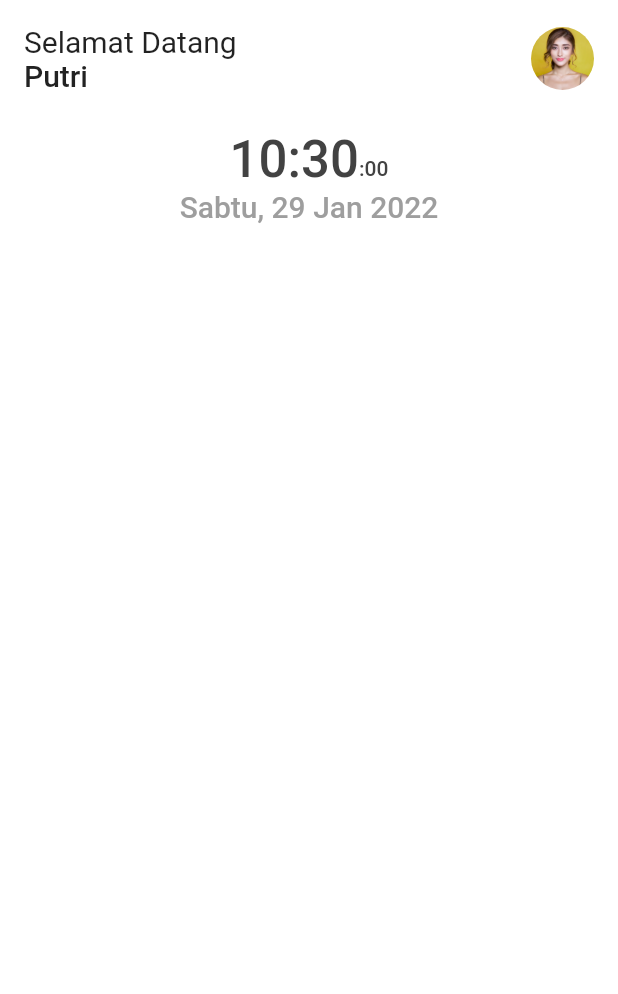
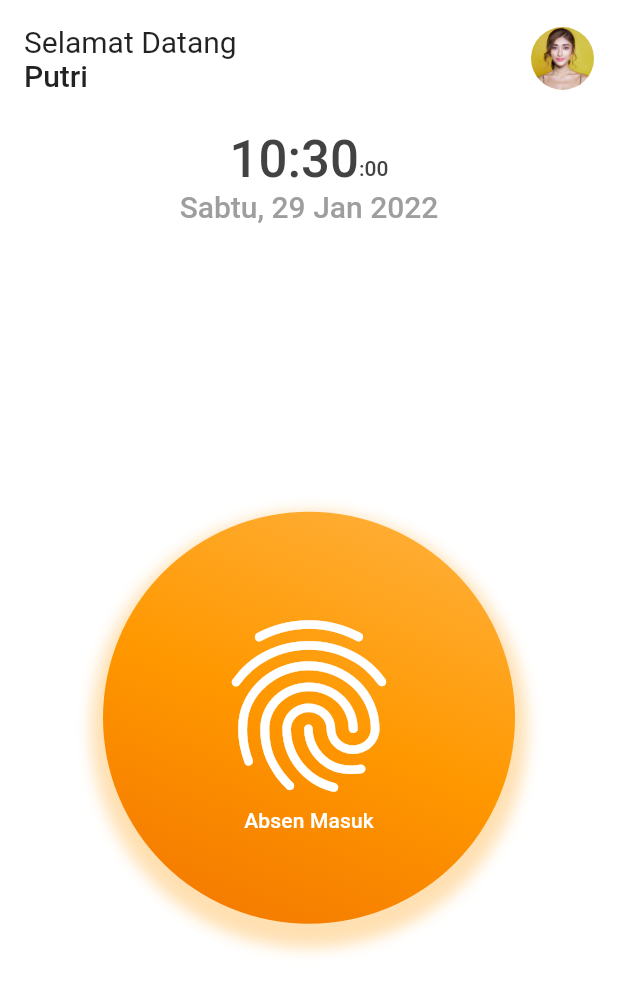
Before and after one commit to CoderJava/flutter-demo-value-listenable-builder, a Flutter app: the screen it shows after launch, on a phone screen of 412 x 824 dp. Shown: the top 994 px of the screen. Run offline on Flutter 3.47's test engine with Material 2 defaults, Android fonts, the phone set to English and light mode, and no system bars.

Commit message:
Buat widget button presence

```diff
--- a/lib/main.dart
+++ b/lib/main.dart
@@ -38,10 +38,12 @@ class MyHomePage extends StatefulWidget {
 class _MyHomePageState extends State<MyHomePage> {
   var paddingTop = 0.0;
   var paddingBottom = 0.0;
+  var widthScreen = 0.0;
 
   @override
   Widget build(BuildContext context) {
     final mediaQueryData = MediaQuery.of(context);
+    widthScreen = mediaQueryData.size.width;
     paddingTop = mediaQueryData.padding.top;
     paddingBottom = mediaQueryData.padding.bottom;
 
@@ -58,6 +60,7 @@ class _MyHomePageState extends State<MyHomePage> {
         child: Column(
           children: [
             buildWidgetHeader(),
+            const SizedBox(height: 24),
             buildWidgetDateTime(),
             buildWidgetButtonPresence(),
             buildWidgetHistoryPresence(),
@@ -105,9 +108,7 @@ class _MyHomePageState extends State<MyHomePage> {
     final formattedTime = DateFormat('HH:mm', 'id').format(now);
     final formattedTime2 = DateFormat(':ss', 'id').format(now);
     final formattedDate = DateFormat('EEEE, dd MMM yyy', 'id').format(now);
-    return Padding(
-      padding: const EdgeInsets.only(top: 24.0),
-      child: Column(
+    return Column(
       mainAxisSize: MainAxisSize.min,
       children: [
         Row(
@@ -138,13 +139,53 @@ class _MyHomePageState extends State<MyHomePage> {
               ),
         ),
       ],
-      ),
     );
   }
 
   Widget buildWidgetButtonPresence() {
-    // TODO: buat widget yang menampilkan button presence
-    return Container();
+    return Expanded(
+      child: Container(
+        width: widthScreen / 1.5,
+        height: widthScreen / 1.5,
+        decoration: BoxDecoration(
+          shape: BoxShape.circle,
+          gradient: LinearGradient(
+            begin: Alignment.bottomLeft,
+            end: Alignment.topRight,
+            colors: [
+              Colors.orange[900]!,
+              Colors.orange,
+              Colors.orange[200]!,
+            ],
+          ),
+          boxShadow: [
+            BoxShadow(
+              color: Colors.orange.withOpacity(0.3),
+              offset: const Offset(0, 8),
+              blurRadius: 8,
+              spreadRadius: 8,
+            ),
+          ]
+        ),
+        alignment: Alignment.center,
+        child: Column(
+          mainAxisSize: MainAxisSize.min,
+          children: [
+            Icon(
+              Icons.fingerprint,
+              color: Colors.white,
+              size: widthScreen / 3,
+            ),
+            Text(
+              'Absen Masuk',
+              style: Theme.of(context).textTheme.subtitle2?.copyWith(
+                    color: Colors.white,
+                  ),
+            ),
+          ],
+        ),
+      ),
+    );
   }
 
   Widget buildWidgetHistoryPresence() {
```
Lines whose indentation alone changed are shown as unchanged.
